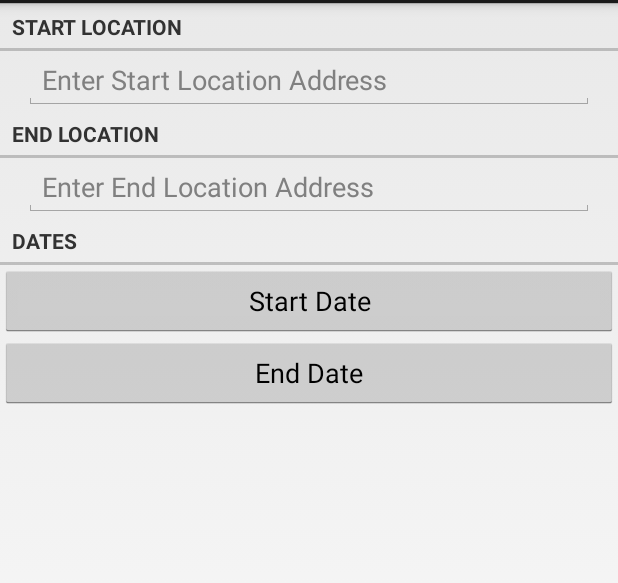
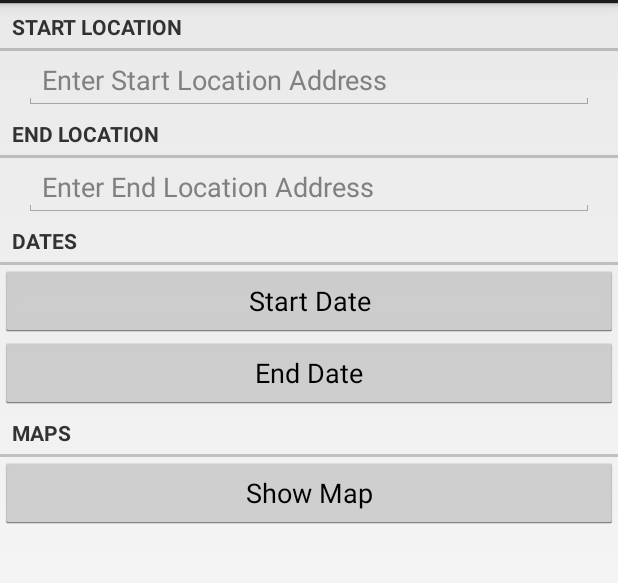
Before and after one commit to andrewszw/TravelLoger, an Android app: the screen it shows after launch (LogActivity), on a phone screen of 412 x 824 dp, the part 69-652 px from its top. Run offline under Robolectric (Android 15) with nearby library versions, the phone set to English and light mode, and no system bars.

```diff
--- a/app/src/main/AndroidManifest.xml
+++ b/app/src/main/AndroidManifest.xml
@@ -29,6 +29,8 @@
                 <category android:name="android.intent.category.LAUNCHER" />
             </intent-filter>
         </activity>
+        <activity android:name=".LogMapActivity"
+            android:label="@string/app_name" />
         <meta-data
             android:name="com.google.android.maps.v2.API_KEY"
             android:value="AIzaSyDINDWbwGaAS_CCAa4RfGb0HCxp10Oj4qo" />
--- a/app/src/main/java/com/example/andrewszw/travellogger/LogFragment.java
+++ b/app/src/main/java/com/example/andrewszw/travellogger/LogFragment.java
@@ -1,5 +1,6 @@
 package com.example.andrewszw.travellogger;
 
+import android.content.Intent;
 import android.os.Bundle;
 import android.support.v4.app.Fragment;
 import android.view.LayoutInflater;
@@ -15,7 +16,7 @@ public class LogFragment extends Fragment {
 
     private EditText mStartLocationField;
     private EditText mEndLocationField;
-    private Button mStartDateButton, mEndDateButton;
+    private Button mStartDateButton, mEndDateButton, mMapButton;
 
     @Override
     public void onCreate(Bundle savedInstanceState) {
@@ -35,6 +36,15 @@ public class LogFragment extends Fragment {
 
         mEndDateButton = (Button)v.findViewById(R.id.date_endButton);
 
+        mMapButton = (Button)v.findViewById(R.id.map);
+        mMapButton.setOnClickListener(new View.OnClickListener() {
+            @Override
+            public void onClick(View v) {
+                Intent i = new Intent(getActivity(), LogMapActivity.class);
+                startActivity(i);
+            }
+        });
+
         return v;
     }
 }
--- a/app/src/main/res/layout/fragment_log.xml
+++ b/app/src/main/res/layout/fragment_log.xml
@@ -52,4 +52,17 @@
         android:layout_weight="2"
         android:text="@string/end_date" />
 
+    <TextView
+        android:layout_width="match_parent"
+        android:layout_height="wrap_content"
+        android:text="@string/maps"
+        style="?android:listSeparatorTextViewStyle" />
+
+    <Button
+        android:id="@+id/map"
+        android:layout_width="match_parent"
+        android:layout_height="wrap_content"
+        android:layout_weight="2"
+        android:text="@string/create_map" />
+
 </LinearLayout>
--- a/app/src/main/res/values/strings.xml
+++ b/app/src/main/res/values/strings.xml
@@ -10,4 +10,6 @@
     <string name="date_label">Dates</string>
     <string name="start_date">Start Date</string>
     <string name="end_date">End Date</string>
+    <string name="maps">Maps</string>
+    <string name="create_map">Show Map</string>
 </resources>
```
Also changed, not shown: app/src/main/java/com/example/andrewszw/travellogger/LogMapActivity.java (added, +24 -0 lines), app/src/main/java/com/example/andrewszw/travellogger/LogMapFragment.java (added, +33 -0 lines).
